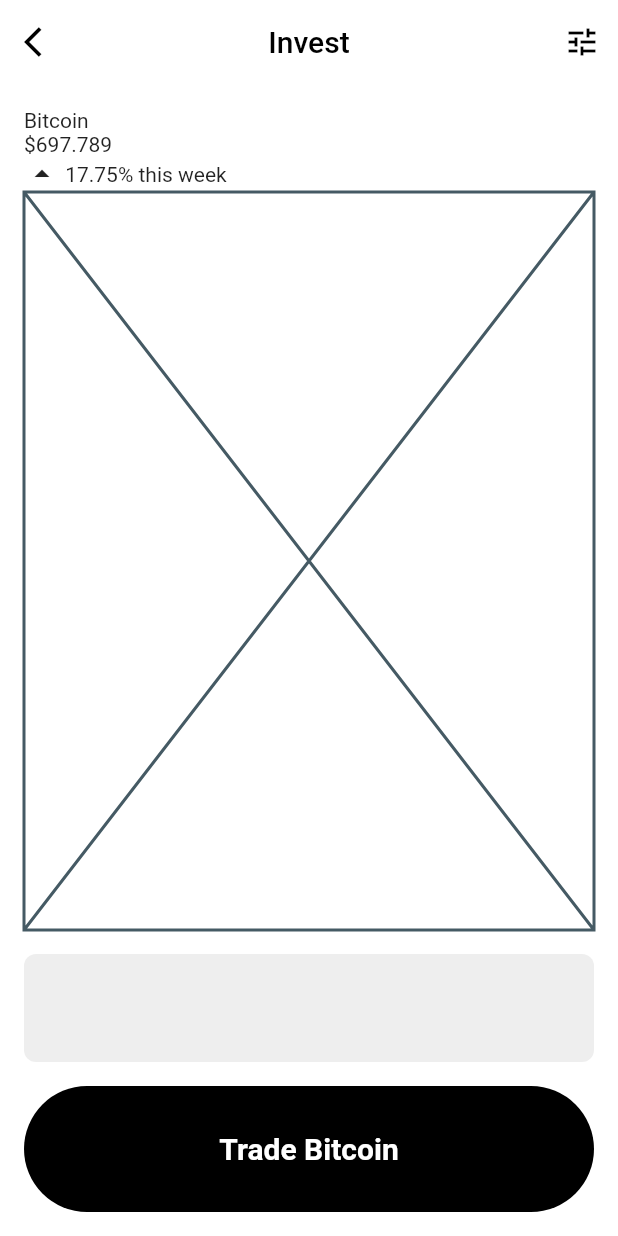
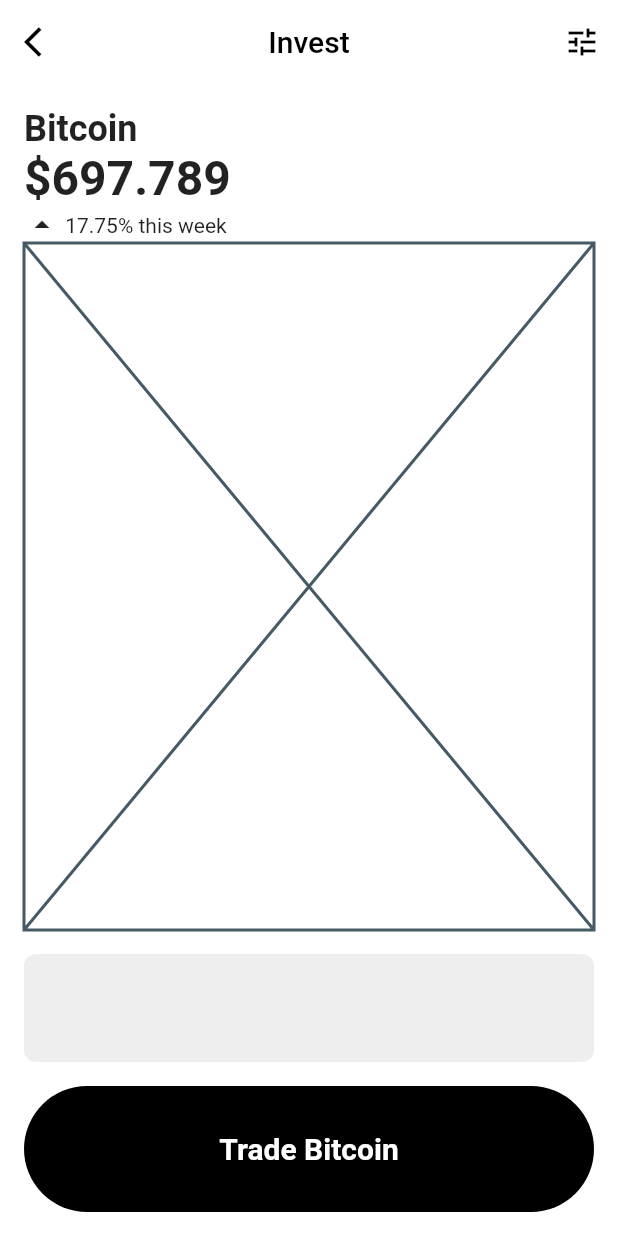
Before and after one commit to JAICHANGPARK/flutter_notebook_19th_story, a Flutter app: the screen it shows after launch, on a phone screen of 412 x 824 dp. Run offline on Flutter 3.47's test engine with Material 2 defaults, Android fonts, the phone set to English and light mode, and no system bars; our stand-ins replace cached_network_image, countup, fl_chart, flutter_riverpod, freezed_annotation, smooth_page_indicator and 1 more.

Commit message:
Update crypto_invest_page.dart

```diff
--- a/lib/ep1121_crypto_analysis_app/src/ui/crypto_invest_page.dart
+++ b/lib/ep1121_crypto_analysis_app/src/ui/crypto_invest_page.dart
@@ -38,8 +38,18 @@ class _CryptoInvestPageState extends State<CryptoInvestPage> {
               child: Column(
                 crossAxisAlignment: CrossAxisAlignment.start,
                 children: [
-                  Text("Bitcoin"),
-                  Text("\$697.789"),
+                  Text(
+                    "Bitcoin",
+                    style: TextStyle(
+                      fontSize: 24,
+                      fontWeight: FontWeight.bold,
+                    ),
+                  ),
+                  Text("\$697.789",
+                    style: TextStyle(
+                      fontSize: 32,
+                      fontWeight: FontWeight.bold,
+                    ),),
                   Row(
                     children: [
                       Icon(Icons.arrow_drop_up),
```
